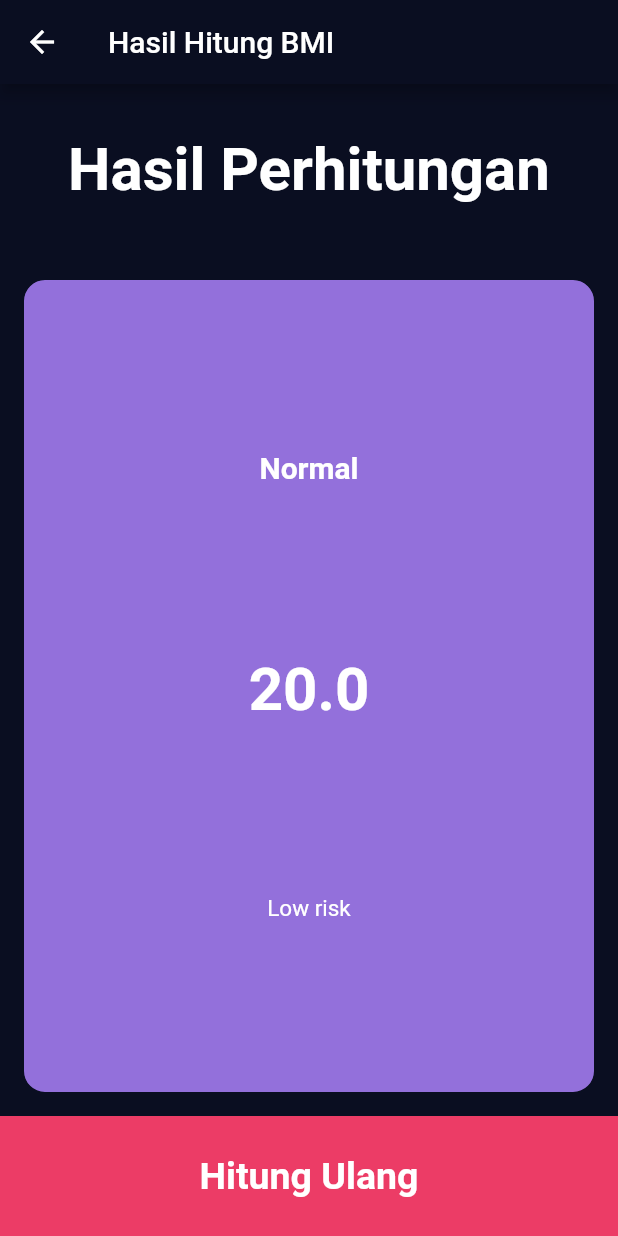
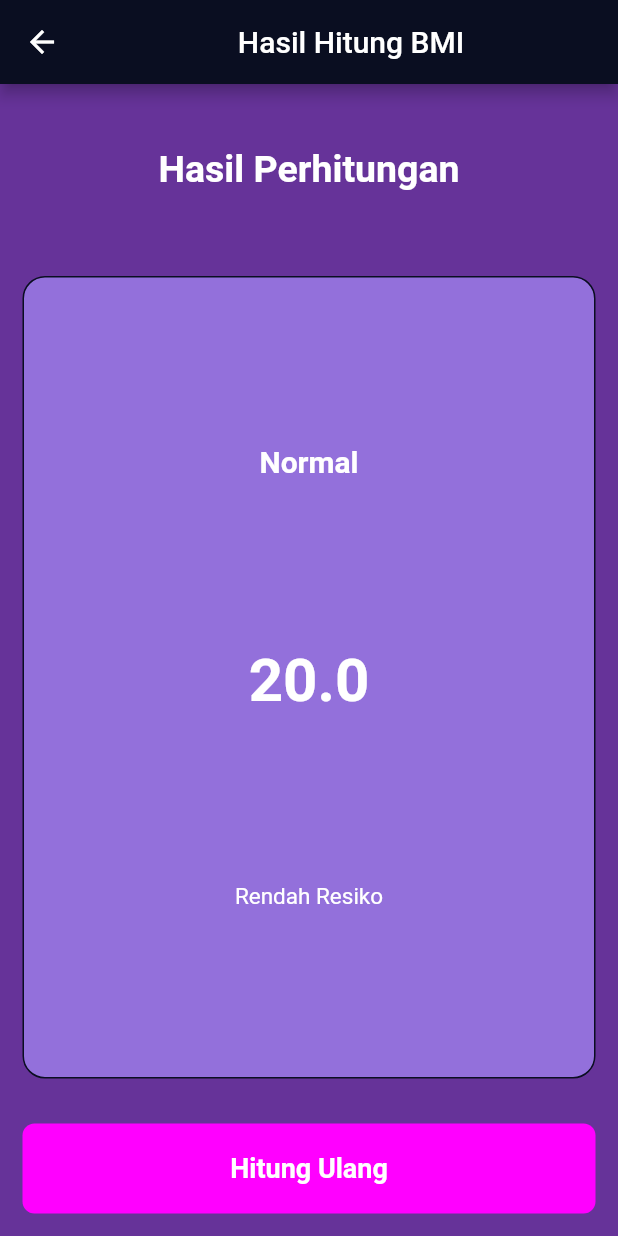
Before and after one commit to miftahif/bmi, a Flutter app: the screen it shows after launch, after a tap on "Hitung BMI", on a phone screen of 412 x 824 dp. Run offline on Flutter 3.47's test engine with Material 2 defaults, Android fonts, the phone set to English and light mode, and no system bars.

Commit message:
Rabu07/06

```diff
--- a/lib/helpers/bmi_calculator.dart
+++ b/lib/helpers/bmi_calculator.dart
@@ -50,18 +50,18 @@ class BmiCalculator {
       case underweightSevere:
       case underweightModerate:
       case underweightMild:
-        desc = "Possible nutritional deficiency and osteoporosis";
+        desc = "Kemungkinan kekurangan nutrisi dan osteoporosis";
         break;
       case normal:
-        desc = "Low risk";
+        desc = "Rendah Resiko";
         break;
       case overweight:
-        desc = "diabetes";
+        desc = "potensi kecil diabetes";
         break;
       case obeseI:
       case obeseII:
       case obeseIII:
-        desc = "diabetes";
+        desc = "potensi besar diabetes";
         break;
 
       default:
--- a/lib/views/bmi_data_screen.dart
+++ b/lib/views/bmi_data_screen.dart
@@ -20,7 +20,6 @@ String? gender;
 //   double heightInMeter = height / 100;
 //   final h = (heightInMeter * heightInMeter);
 //   final bmi = weight / h;
-
 //   return bmi;
 // }
 
@@ -45,7 +44,7 @@ class _BmiDataScreenState extends State<BmiDataScreen> {
     return Scaffold(
       backgroundColor: const Color(0xff663399),
       appBar: AppBar(
-        title: const Text("Bmi Calculator"),
+        title: Center(child: const Text("Bmi Calculator")),
       ),
       body: Column(children: [
         Row(
@@ -59,7 +58,7 @@ class _BmiDataScreenState extends State<BmiDataScreen> {
               child: BmiCard(
                 borderColor: (gender == "male") ? Colors.white : primaryColor,
                 child: const GendericonText(
-                  icon: Icons.male,
+                  icon: Icons.boy,
                   title: 'Male',
                 ),
               ),
@@ -74,7 +73,7 @@ class _BmiDataScreenState extends State<BmiDataScreen> {
                   borderColor:
                       (gender == "female") ? Colors.white : primaryColor,
                   child: const GendericonText(
-                    icon: Icons.female,
+                    icon: Icons.girl,
                     title: 'female',
                   ),
                 ),
@@ -206,7 +205,7 @@ class _BmiDataScreenState extends State<BmiDataScreen> {
             margin: EdgeInsets.all(15),
             decoration: BoxDecoration(
               borderRadius: BorderRadius.circular(8),
-              color: const Color(0xffec3c66),
+              color: const Color(0xffFF00FF),
             ),
             child: const Center(
                 child: Text("Hitung BMI",
--- a/lib/views/bmi_result_screen.dart
+++ b/lib/views/bmi_result_screen.dart
@@ -71,8 +71,9 @@ class BmiResultScreen extends StatelessWidget {
     bmiCalculator.getHealRiskDescription();
 
     return Scaffold(
+      backgroundColor: const Color(0xff663399),
       appBar: AppBar(
-        title: const Text("Hasil Hitung BMI"),
+        title: Center(child: const Text("Hasil Hitung BMI")),
       ),
       body: Column(children: [
         const Expanded(
@@ -80,7 +81,7 @@ class BmiResultScreen extends StatelessWidget {
           child: Text(
             "Hasil Perhitungan",
             style: TextStyle(
-              fontSize: 40,
+              fontSize: 25,
               fontWeight: FontWeight.bold,
               color: Colors.white,
             ),
@@ -127,12 +128,16 @@ class BmiResultScreen extends StatelessWidget {
             Navigator.pop(context);
           },
           child: Container(
-            height: 80,
-            color: const Color(0xffec3c66),
+            height: 60,
+            margin: EdgeInsets.all(15),
+            decoration: BoxDecoration(
+              borderRadius: BorderRadius.circular(8),
+              color: const Color(0xffFF00FF),
+            ),
             child: const Center(
                 child: Text("Hitung Ulang",
                     style: TextStyle(
-                        fontSize: 25,
+                        fontSize: 18,
                         fontWeight: FontWeight.bold,
                         color: Colors.white))),
           ),
```
